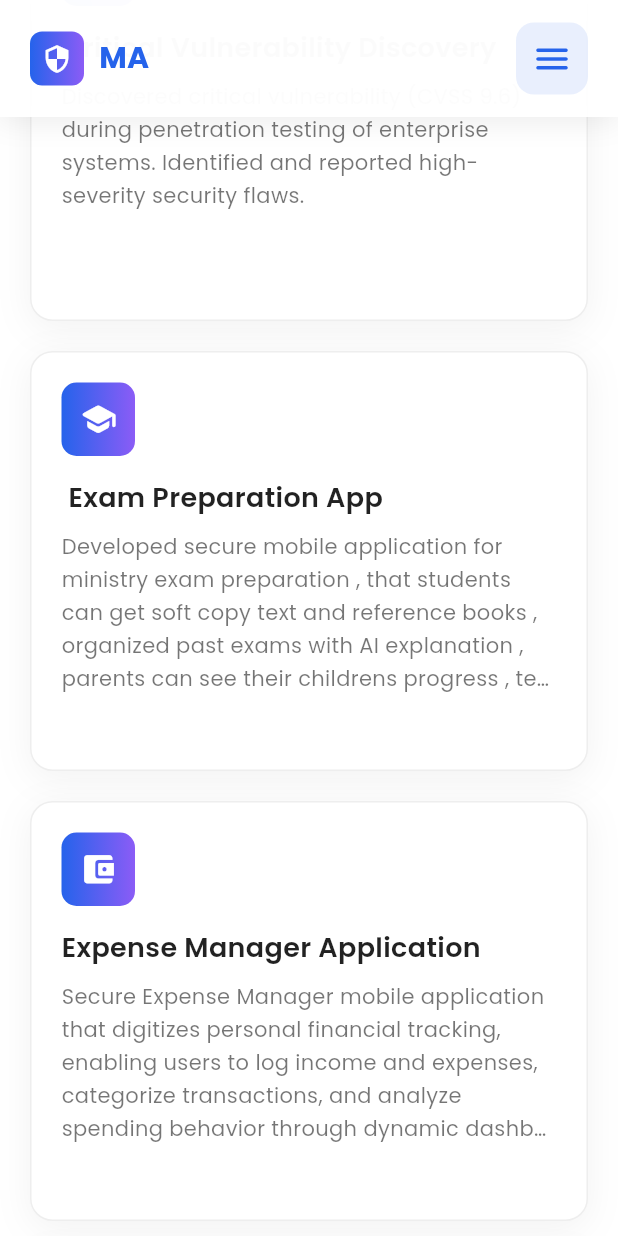
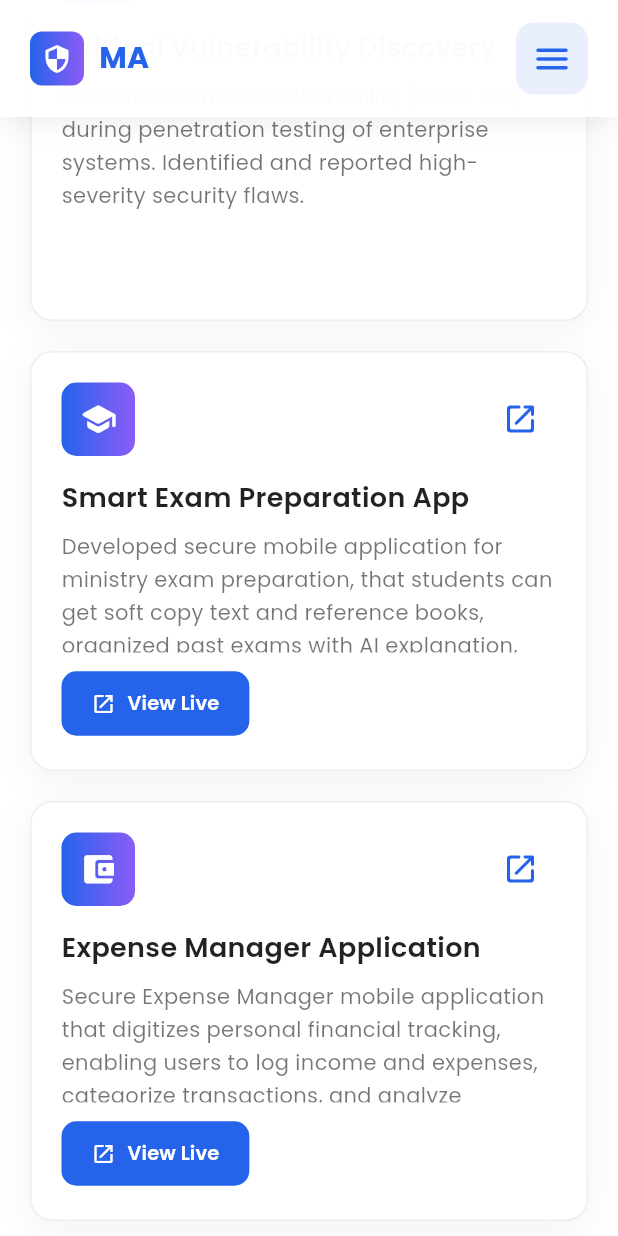
Before and after one commit to MulukenAsefa/MAT.Portifolio, a Flutter app: the screen it shows after launch, scrolled down 2880 dp, on a phone screen of 412 x 824 dp. Run offline on Flutter 3.47's test engine with Material 3 defaults, Android fonts, the phone set to English and light mode, and no system bars; our stand-ins replace google_fonts.

Commit message:
Update portfolio app

```diff
--- a/lib/screens/projects_screen.dart
+++ b/lib/screens/projects_screen.dart
@@ -1,5 +1,6 @@
 import 'package:flutter/material.dart';
 import 'package:google_fonts/google_fonts.dart';
+import 'package:url_launcher/url_launcher.dart';
 
 class ProjectsScreen extends StatelessWidget {
   const ProjectsScreen({super.key});
@@ -45,13 +46,15 @@ class ProjectsScreen extends StatelessWidget {
                 [],
                 Icons.bug_report_rounded,
                 isMobile,
+                null,
               ),
               _buildProjectCard(
-                ' Exam Preparation App',
-                'Developed secure mobile application for ministry exam preparation , that students can get soft copy text and reference books , organized past exams with AI explanation , parents can see their childrens progress , teacher and the admin can watch the analyses of their students progress ',
+                'Smart Exam Preparation App',
+                'Developed secure mobile application for ministry exam preparation, that students can get soft copy text and reference books, organized past exams with AI explanation, parents can see their childrens progress, teacher and the admin can watch the analyses of their students progress.',
                 [],
                 Icons.school_rounded,
                 isMobile,
+                'https://smart-exam-app9.web.app',
               ),
            _buildProjectCard(
   'Expense Manager Application',
@@ -59,6 +62,7 @@ class ProjectsScreen extends StatelessWidget {
   [],
   Icons.account_balance_wallet_rounded,
   isMobile,
+  'https://muluken-expense-manager.web.app/',
 ),
                _buildProjectCard(
   'Dormitory Attendance Marker',
@@ -66,14 +70,16 @@ class ProjectsScreen extends StatelessWidget {
   [],
   Icons.check_circle_rounded,
   isMobile,
+  'https://dormitory-attendance-app.web.app/',
 ),
 
               _buildProjectCard(
                 'Tour Guide Website',
-                'Developed secure tourism website with protected user data, secure file storing and good centered information distribution .',
+                'Developed secure tourism website with protected user data, secure file storing and good centered information distribution.',
                 [],
                 Icons.travel_explore_rounded,
                 isMobile,
+                'https://wondersofgamo1.gt.tc/',
               ),
 
             ],
@@ -84,7 +90,7 @@ class ProjectsScreen extends StatelessWidget {
   }
 
   Widget _buildProjectCard(String title, String description, List<String> tech,
-      IconData icon, bool isMobile) {
+      IconData icon, bool isMobile, String? projectUrl) {
     return Container(
       width: isMobile ? double.infinity : 350,
       height: isMobile ? 280 : 320,
@@ -104,6 +110,9 @@ class ProjectsScreen extends StatelessWidget {
       child: Column(
         crossAxisAlignment: CrossAxisAlignment.start,
         children: [
+          Row(
+            mainAxisAlignment: MainAxisAlignment.spaceBetween,
+            children: [
               Container(
                 padding: EdgeInsets.all(isMobile ? 12 : 15),
                 decoration: BoxDecoration(
@@ -113,6 +122,15 @@ class ProjectsScreen extends StatelessWidget {
                   borderRadius: BorderRadius.circular(10),
                 ),
                 child: Icon(icon, color: Colors.white, size: isMobile ? 25 : 30),
+              ),
+              if (projectUrl != null)
+                IconButton(
+                  icon: const Icon(Icons.open_in_new_rounded),
+                  color: const Color(0xFF2563EB),
+                  tooltip: 'View Project',
+                  onPressed: () => _launchURL(projectUrl),
+                ),
+            ],
           ),
           SizedBox(height: isMobile ? 15 : 20),
           Text(
@@ -139,32 +157,36 @@ class ProjectsScreen extends StatelessWidget {
             ),
           ),
           SizedBox(height: isMobile ? 10 : 15),
-          Wrap(
-            spacing: 8,
-            runSpacing: 8,
-            children: tech
-                .map((t) => Container(
-                      padding: const EdgeInsets.symmetric(
-                        horizontal: 12,
-                        vertical: 6,
-                      ),
-                      decoration: BoxDecoration(
-                        color: const Color(0xFF2563EB).withOpacity(0.1),
-                        borderRadius: BorderRadius.circular(20),
-                      ),
-                      child: Text(
-                        t,
+          if (projectUrl != null)
+            ElevatedButton.icon(
+              onPressed: () => _launchURL(projectUrl),
+              icon: const Icon(Icons.launch, size: 16),
+              label: Text(
+                'View Live',
                 style: GoogleFonts.poppins(
-                          fontSize: 12,
-                          color: const Color(0xFF2563EB),
-                          fontWeight: FontWeight.w500,
+                  fontSize: 13,
+                  fontWeight: FontWeight.w600,
                 ),
               ),
-                    ))
-                .toList(),
+              style: ElevatedButton.styleFrom(
+                backgroundColor: const Color(0xFF2563EB),
+                foregroundColor: Colors.white,
+                padding: const EdgeInsets.symmetric(horizontal: 20, vertical: 12),
+                shape: RoundedRectangleBorder(
+                  borderRadius: BorderRadius.circular(10),
+                ),
+                elevation: 0,
+              ),
             ),
         ],
       ),
     );
   }
+
+  Future<void> _launchURL(String url) async {
+    final Uri uri = Uri.parse(url);
+    if (!await launchUrl(uri, mode: LaunchMode.externalApplication)) {
+      throw Exception('Could not launch $url');
     }
+  }
+}
```
Also changed, not shown: 4 other files. Lines whose indentation alone changed are shown as unchanged.
